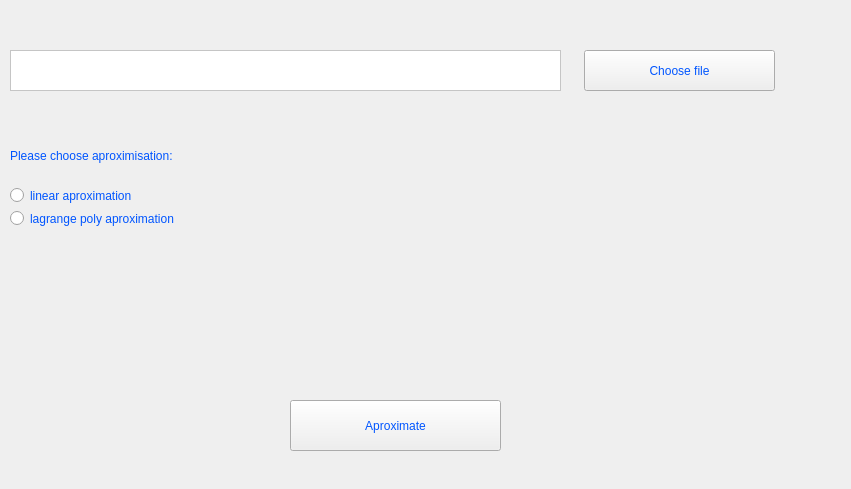
This is Ploteus/add_table.ui in Atsanda/Ploteus as Qt 5 draws it before an edit. The edited form follows.
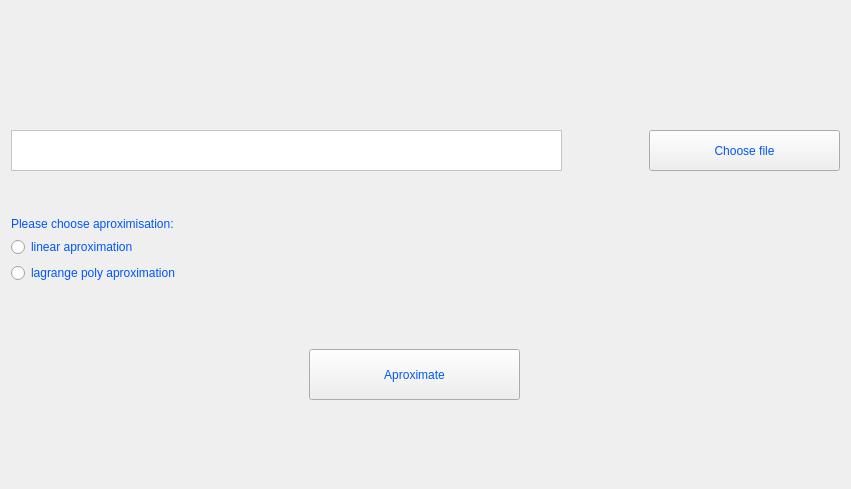
This is the edited form. Icons and pictures are not drawn.

Patch:
```diff
--- a/Ploteus/add_table.ui
+++ b/Ploteus/add_table.ui
@@ -13,51 +13,94 @@
   <property name="windowTitle">
    <string>Form</string>
   </property>
-  <widget class="QPushButton" name="Choose_file">
-   <property name="geometry">
-    <rect>
-     <x>584</x>
-     <y>50</y>
-     <width>191</width>
-     <height>41</height>
-    </rect>
-   </property>
-   <property name="styleSheet">
-    <string notr="true">background-image: url(:/window/Button.png);
-color: rgb(0, 85, 255);
-font: 15pt &quot;MS Shell Dlg 2&quot;;</string>
-   </property>
-   <property name="text">
-    <string>Choose file</string>
-   </property>
-  </widget>
-  <widget class="QPushButton" name="Start_aproximate">
-   <property name="geometry">
-    <rect>
-     <x>290</x>
-     <y>400</y>
-     <width>211</width>
-     <height>51</height>
-    </rect>
-   </property>
+  <layout class="QVBoxLayout" name="verticalLayout">
+   <item>
+    <spacer name="verticalSpacer_5">
+     <property name="orientation">
+      <enum>Qt::Vertical</enum>
+     </property>
+     <property name="sizeHint" stdset="0">
+      <size>
+       <width>0</width>
+       <height>0</height>
+      </size>
+     </property>
+    </spacer>
+   </item>
+   <item>
+    <layout class="QGridLayout" name="gridLayout">
+     <item row="5" column="1">
+      <spacer name="horizontalSpacer">
+       <property name="orientation">
+        <enum>Qt::Horizontal</enum>
+       </property>
+       <property name="sizeHint" stdset="0">
+        <size>
+         <width>40</width>
+         <height>20</height>
+        </size>
+       </property>
+      </spacer>
+     </item>
+     <item row="2" column="0">
+      <spacer name="verticalSpacer_3">
+       <property name="orientation">
+        <enum>Qt::Vertical</enum>
+       </property>
+       <property name="sizeHint" stdset="0">
+        <size>
+         <width>20</width>
+         <height>40</height>
+        </size>
+       </property>
+      </spacer>
+     </item>
+     <item row="3" column="0">
+      <widget class="QLabel" name="label">
    <property name="styleSheet">
-    <string notr="true">background-image: url(:/window/Button.png);
+        <string notr="true">font: 75 12pt &quot;Arial&quot;;
 color: rgb(0, 85, 255);
-font: 15pt &quot;MS Shell Dlg 2&quot;;</string>
+</string>
    </property>
    <property name="text">
-    <string>Aproximate</string>
-   </property>
-  </widget>
+        <string>Please choose aproximisation:</string>
+       </property>
+      </widget>
+     </item>
+     <item row="6" column="0">
+      <spacer name="verticalSpacer_2">
+       <property name="orientation">
+        <enum>Qt::Vertical</enum>
+       </property>
+       <property name="sizeType">
+        <enum>QSizePolicy::Expanding</enum>
+       </property>
+       <property name="sizeHint" stdset="0">
+        <size>
+         <width>20</width>
+         <height>60</height>
+        </size>
+       </property>
+      </spacer>
+     </item>
+     <item row="0" column="0">
+      <spacer name="verticalSpacer">
+       <property name="orientation">
+        <enum>Qt::Vertical</enum>
+       </property>
+       <property name="sizeType">
+        <enum>QSizePolicy::Fixed</enum>
+       </property>
+       <property name="sizeHint" stdset="0">
+        <size>
+         <width>20</width>
+         <height>40</height>
+        </size>
+       </property>
+      </spacer>
+     </item>
+     <item row="4" column="0">
   <widget class="QRadioButton" name="linear">
-   <property name="geometry">
-    <rect>
-     <x>10</x>
-     <y>180</y>
-     <width>181</width>
-     <height>31</height>
-    </rect>
-   </property>
    <property name="styleSheet">
     <string notr="true">color: rgb(0, 85, 255);
 font: 10pt &quot;MS Shell Dlg 2&quot;;
@@ -67,15 +110,9 @@
     <string>linear aproximation</string>
    </property>
   </widget>
+     </item>
+     <item row="5" column="0">
   <widget class="QRadioButton" name="lagrange">
-   <property name="geometry">
-    <rect>
-     <x>10</x>
-     <y>210</y>
-     <width>191</width>
-     <height>17</height>
-    </rect>
-   </property>
    <property name="styleSheet">
     <string notr="true">color: rgb(0, 85, 255);
 font: 10pt &quot;MS Shell Dlg 2&quot;;
@@ -85,14 +122,20 @@
     <string>lagrange poly aproximation</string>
    </property>
   </widget>
+     </item>
+     <item row="1" column="0" colspan="2">
   <widget class="QLabel" name="File_Path">
-   <property name="geometry">
-    <rect>
-     <x>10</x>
-     <y>50</y>
+       <property name="minimumSize">
+        <size>
      <width>551</width>
      <height>41</height>
-    </rect>
+        </size>
+       </property>
+       <property name="maximumSize">
+        <size>
+         <width>551</width>
+         <height>41</height>
+        </size>
    </property>
    <property name="styleSheet">
     <string notr="true">background-color: rgb(255, 255, 255);</string>
@@ -104,24 +147,71 @@
     <string/>
    </property>
   </widget>
-  <widget class="QLabel" name="label">
-   <property name="geometry">
-    <rect>
-     <x>10</x>
-     <y>130</y>
-     <width>281</width>
+     </item>
+     <item row="1" column="2">
+      <widget class="QPushButton" name="Choose_file">
+       <property name="minimumSize">
+        <size>
+         <width>191</width>
+         <height>41</height>
+        </size>
+       </property>
+       <property name="maximumSize">
+        <size>
+         <width>191</width>
+         <height>41</height>
+        </size>
+       </property>
+       <property name="styleSheet">
+        <string notr="true">background-image: url(:/window/Button.png);
+color: rgb(0, 85, 255);
+font: 15pt &quot;MS Shell Dlg 2&quot;;</string>
+       </property>
+       <property name="text">
+        <string>Choose file</string>
+       </property>
+      </widget>
+     </item>
+     <item row="7" column="1" alignment="Qt::AlignHCenter">
+      <widget class="QPushButton" name="Start_aproximate">
+       <property name="minimumSize">
+        <size>
+         <width>211</width>
      <height>51</height>
-    </rect>
-   </property>
+        </size>
+       </property>
+       <property name="maximumSize">
+        <size>
+         <width>211</width>
+         <height>51</height>
+        </size>
+       </property>
    <property name="styleSheet">
-    <string notr="true">font: 75 12pt &quot;Arial&quot;;
+        <string notr="true">background-image: url(:/window/Button.png);
 color: rgb(0, 85, 255);
-</string>
+font: 15pt &quot;MS Shell Dlg 2&quot;;</string>
    </property>
    <property name="text">
-    <string>Please choose aproximisation:</string>
-   </property>
-  </widget>
+        <string>Aproximate</string>
+       </property>
+      </widget>
+     </item>
+    </layout>
+   </item>
+   <item>
+    <spacer name="verticalSpacer_4">
+     <property name="orientation">
+      <enum>Qt::Vertical</enum>
+     </property>
+     <property name="sizeHint" stdset="0">
+      <size>
+       <width>0</width>
+       <height>0</height>
+      </size>
+     </property>
+    </spacer>
+   </item>
+  </layout>
  </widget>
  <resources/>
  <connections/>
```
Lines whose indentation alone changed are shown as unchanged.
